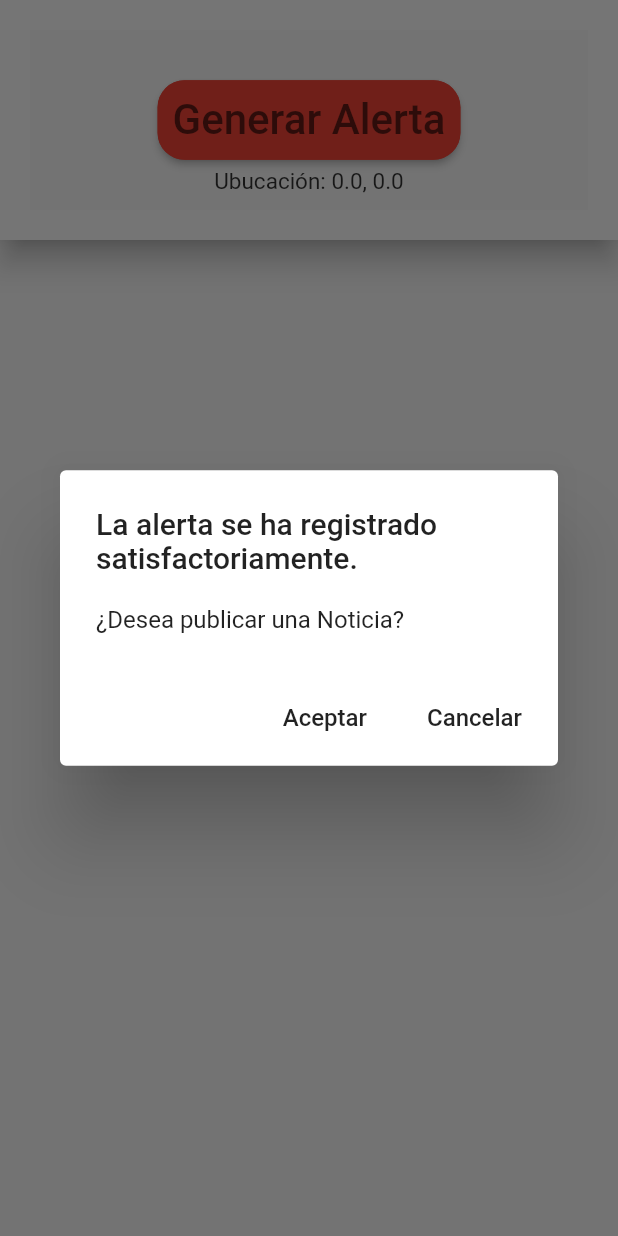
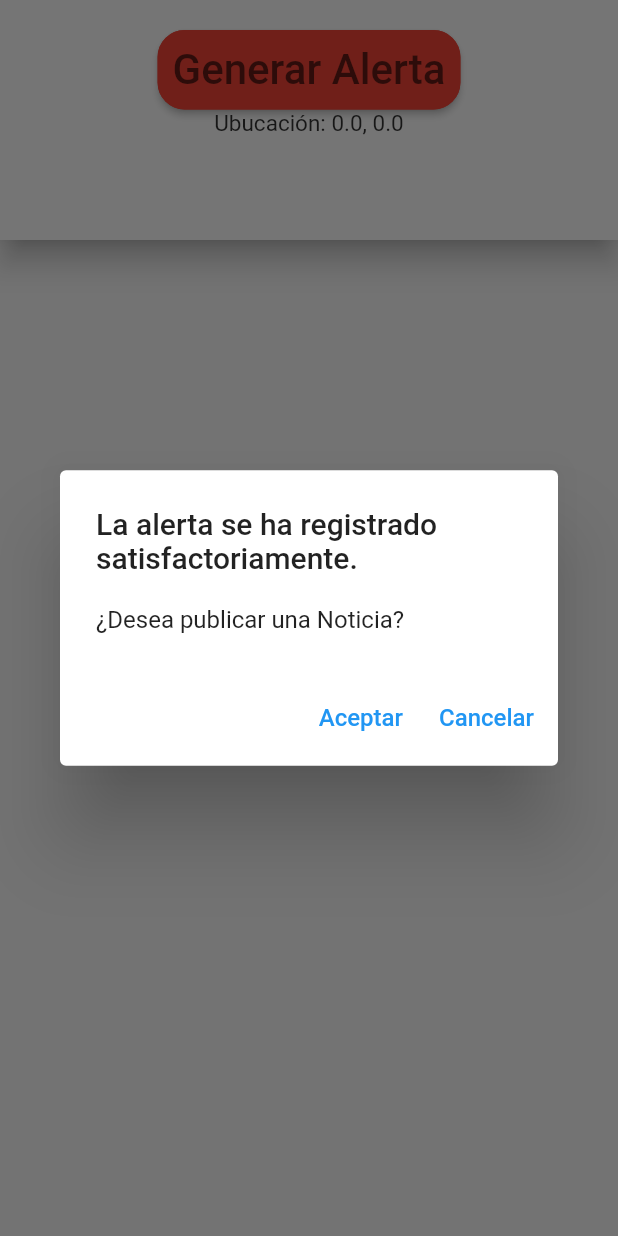
Before and after one commit to sebas2171/CommSafe, a Flutter app: the AlertButtom widget shown alone on an empty page, opened directly, after a tap on "Generar Alerta", on a phone screen of 412 x 824 dp. Run offline on Flutter 3.47's test engine with Material 2 defaults, Android fonts, the phone set to English and light mode, and no system bars; our stand-ins replace flutter_secure_storage, google_maps_flutter, image_picker, location; accounts and stored records are empty; network calls fail.

Commit message:
commit oviedo

```diff
--- a/comm_safe/lib/main.dart
+++ b/comm_safe/lib/main.dart
@@ -30,6 +30,7 @@ class MyApp extends StatelessWidget {
       routes: {
         'login': (_) => LoginScreen(),
         'register': (_) => RegisterScreen(),
+        'map': (_) => MapScreen(),
         'home': (_) => HomeScreen(),
         'post': (_) => PostScreen(),
         'checking': (_) => CheckAuthScreen(),
--- a/comm_safe/lib/screens/map_screen.dart
+++ b/comm_safe/lib/screens/map_screen.dart
@@ -47,6 +47,7 @@ class _MapScreenState extends State<MapScreen> {
             ),
     ]);
     return Scaffold(
+
       body: userLocation != null
           ? GoogleMap(
               //zoomControlsEnabled: false,
@@ -83,6 +84,8 @@ class AlertButtom extends StatelessWidget {
   @override
   Widget build(BuildContext context) {
     var userLocation = Provider.of<UserLocation>(context);
+    final postService = Provider.of<PostService>(context);
+
     return BottomAppBar(
       child: Container(
         height: 160,
@@ -95,9 +98,45 @@ class AlertButtom extends StatelessWidget {
             offset: Offset(0, -5),
           ),
         ]),
-        child: Stack(
+        child: Column(
           children: [
-            _Buttom(),
+            Container(
+              child: RaisedButton(
+          padding: EdgeInsets.all(10),
+          color: Colors.red,
+          shape: RoundedRectangleBorder(
+              borderRadius: BorderRadius.circular(18.0),
+              side: BorderSide(color: Colors.red)),
+          child: Text('Generar Alerta',
+              style: TextStyle(
+                  fontSize: 28, color: Colors.black.withOpacity(0.6))),
+          onPressed: () {
+            showDialog(
+              context: context,
+              builder: (contex) => AlertDialog(
+                title: Text('La alerta se ha registrado satisfactoriamente.'),
+                content: Text('¿Desea publicar una Noticia?'),
+                actions: [
+                  TextButton(
+                    child: Text('Aceptar', style: TextStyle(fontSize: 16)),
+                    onPressed: () {
+
+                      postService.selectedPost = new Post();
+                      Navigator.pushNamed(context, 'post');
+                    },
+                  ),
+                  TextButton(
+                    child: Text('Cancelar', style: TextStyle(fontSize: 16)),
+                    onPressed: () {
+                      Navigator.pushNamed(context, 'map');
+                    },
+                  ),
+                ],
+              ),
+            );
+          },
+        ),
+            ),
             Align(
               alignment: FractionalOffset.bottomCenter,
               child: Padding(
@@ -123,7 +162,8 @@ class AlertButtom extends StatelessWidget {
 class _Buttom extends StatelessWidget {
   @override
   Widget build(BuildContext context) {
-    final postService = Provider.of<PostService>(context);
+
+
     return Scaffold(
       body: Center(
         child: RaisedButton(
@@ -141,16 +181,16 @@ class _Buttom extends StatelessWidget {
               builder: (contex) => AlertDialog(
                 title: Text('La alerta se ha registrado satisfactoriamente.'),
                 content: Text('¿Desea publicar una Noticia?'),
-                actions: <Widget>[
-                  FlatButton(
+                actions: [
+                  TextButton(
                     child: Text('Aceptar', style: TextStyle(fontSize: 16)),
                     onPressed: () {
-                      postService.selectedPost =
-                          new Post(titulo: '', detalle: '');
-                      Navigator.pushNamed(context, 'post');
+
+                      PostService().selectedPost = new Post();
+                      Navigator.pushNamed(context, 'home');
                     },
                   ),
-                  FlatButton(
+                  TextButton(
                     child: Text('Cancelar', style: TextStyle(fontSize: 16)),
                     onPressed: () {
                       Navigator.of(context).pop('Cancelar');
@@ -158,7 +198,7 @@ class _Buttom extends StatelessWidget {
                   ),
                 ],
               ),
-            ).then((result) {});
+            );
           },
         ),
       ),
--- a/comm_safe/lib/widgets/Post_card.dart
+++ b/comm_safe/lib/widgets/Post_card.dart
@@ -16,8 +16,7 @@ class PostCard extends StatelessWidget {
   @override
   Widget build(BuildContext context) {
     final postService = Provider.of<PostService>(context);
-    final index =
-        postService.posts.indexWhere((element) => element.id == posts.id);
+    final index = postService.posts.indexWhere((element) => element.id == posts.id);
 
     return Padding(
       padding: EdgeInsets.symmetric(horizontal: 15),
```
